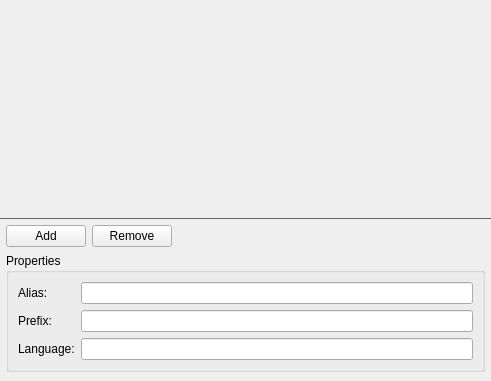
The window that src/plugins/resourceeditor/qrceditor/qrceditor.ui (qt-creator/qt-creator) describes before a commit, drawn with Qt 5.
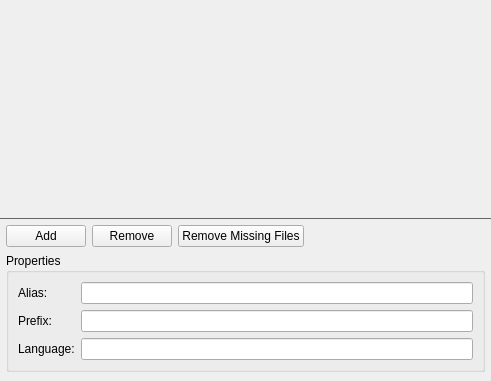
The same window after the commit.

Commit message:
ResourceEditor/Node: Add 'Remove missing files' feature
Task-number: QTCREATORBUG-13941

```diff
--- a/src/plugins/resourceeditor/qrceditor/qrceditor.ui
+++ b/src/plugins/resourceeditor/qrceditor/qrceditor.ui
@@ -80,6 +80,13 @@
           </property>
          </widget>
         </item>
+        <item>
+         <widget class="QPushButton" name="removeNonExistingButton">
+          <property name="text">
+           <string>Remove Missing Files</string>
+          </property>
+         </widget>
+        </item>
         <item>
          <spacer name="horizontalSpacer">
           <property name="orientation">
```
Left out of the diff: 11 changed lines with no effect on the pictures. The commit also changes 13 other files.
